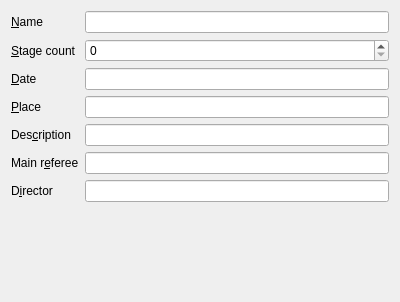
Qt form quickevent/app/plugins/qml/Event/src/eventdialogwidget.ui (Quick-Event/quickbox) before a commit.
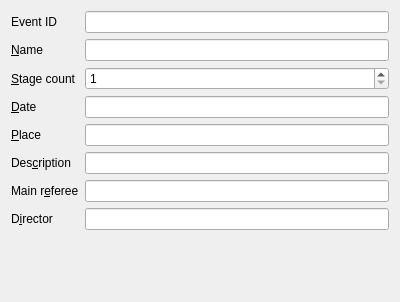
The same form after that commit.

Commit message: quickevent: event name ambiguity fixed

Diff of the .ui file:
```diff
--- a/quickevent/app/plugins/qml/Event/src/eventdialogwidget.ui
+++ b/quickevent/app/plugins/qml/Event/src/eventdialogwidget.ui
@@ -14,7 +14,7 @@
    <string>Form</string>
   </property>
   <layout class="QFormLayout" name="formLayout">
-   <item row="0" column="0">
+   <item row="1" column="0">
     <widget class="QLabel" name="label">
      <property name="text">
       <string>&amp;Name</string>
@@ -24,13 +24,17 @@
      </property>
     </widget>
    </item>
-   <item row="0" column="1">
-    <widget class="QLineEdit" name="ed_name"/>
-   </item>
    <item row="1" column="1">
-    <widget class="QSpinBox" name="ed_stageCount"/>
+    <widget class="QLineEdit" name="ed_name"/>
    </item>
-   <item row="1" column="0">
+   <item row="2" column="1">
+    <widget class="QSpinBox" name="ed_stageCount">
+     <property name="minimum">
+      <number>1</number>
+     </property>
+    </widget>
+   </item>
+   <item row="2" column="0">
     <widget class="QLabel" name="label_2">
      <property name="text">
       <string>&amp;Stage count</string>
@@ -40,7 +44,7 @@
      </property>
     </widget>
    </item>
-   <item row="2" column="0">
+   <item row="3" column="0">
     <widget class="QLabel" name="label_3">
      <property name="text">
       <string>&amp;Date</string>
@@ -50,7 +54,7 @@
      </property>
     </widget>
    </item>
-   <item row="3" column="0">
+   <item row="4" column="0">
     <widget class="QLabel" name="label_4">
      <property name="text">
       <string>&amp;Place</string>
@@ -60,7 +64,7 @@
      </property>
     </widget>
    </item>
-   <item row="4" column="0">
+   <item row="5" column="0">
     <widget class="QLabel" name="label_5">
      <property name="text">
       <string>Des&amp;cription</string>
@@ -70,7 +74,7 @@
      </property>
     </widget>
    </item>
-   <item row="5" column="0">
+   <item row="6" column="0">
     <widget class="QLabel" name="label_6">
      <property name="text">
       <string>Main r&amp;eferee</string>
@@ -80,7 +84,7 @@
      </property>
     </widget>
    </item>
-   <item row="6" column="0">
+   <item row="7" column="0">
     <widget class="QLabel" name="label_7">
      <property name="text">
       <string>D&amp;irector</string>
@@ -90,21 +94,34 @@
      </property>
     </widget>
    </item>
-   <item row="2" column="1">
-    <widget class="QLineEdit" name="ed_date"/>
-   </item>
    <item row="3" column="1">
-    <widget class="QLineEdit" name="ed_place"/>
+    <widget class="QLineEdit" name="ed_date"/>
    </item>
    <item row="4" column="1">
-    <widget class="QLineEdit" name="ed_description"/>
+    <widget class="QLineEdit" name="ed_place"/>
    </item>
    <item row="5" column="1">
-    <widget class="QLineEdit" name="ed_mainReferee"/>
+    <widget class="QLineEdit" name="ed_description"/>
    </item>
    <item row="6" column="1">
+    <widget class="QLineEdit" name="ed_mainReferee"/>
+   </item>
+   <item row="7" column="1">
     <widget class="QLineEdit" name="ed_director"/>
    </item>
+   <item row="0" column="0">
+    <widget class="QLabel" name="label_8">
+     <property name="text">
+      <string>Event ID</string>
+     </property>
+     <property name="buddy">
+      <cstring>ed_name</cstring>
+     </property>
+    </widget>
+   </item>
+   <item row="0" column="1">
+    <widget class="QLineEdit" name="ed_eventNameId"/>
+   </item>
   </layout>
  </widget>
  <resources/>
```
The commit also changes 10 other files.
